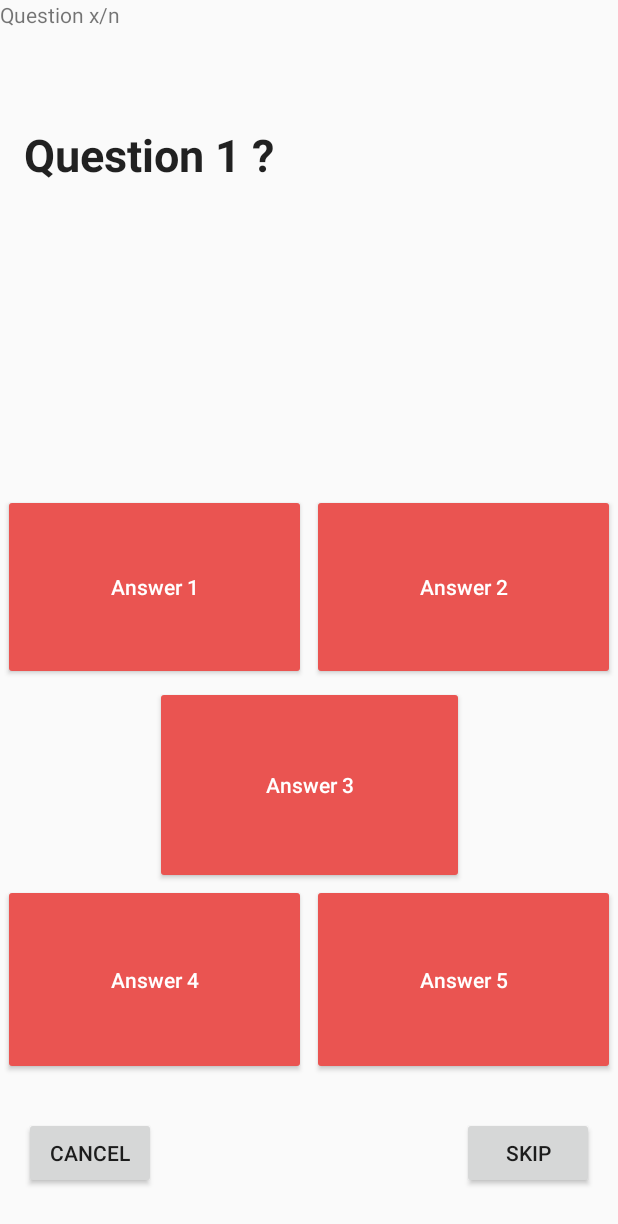
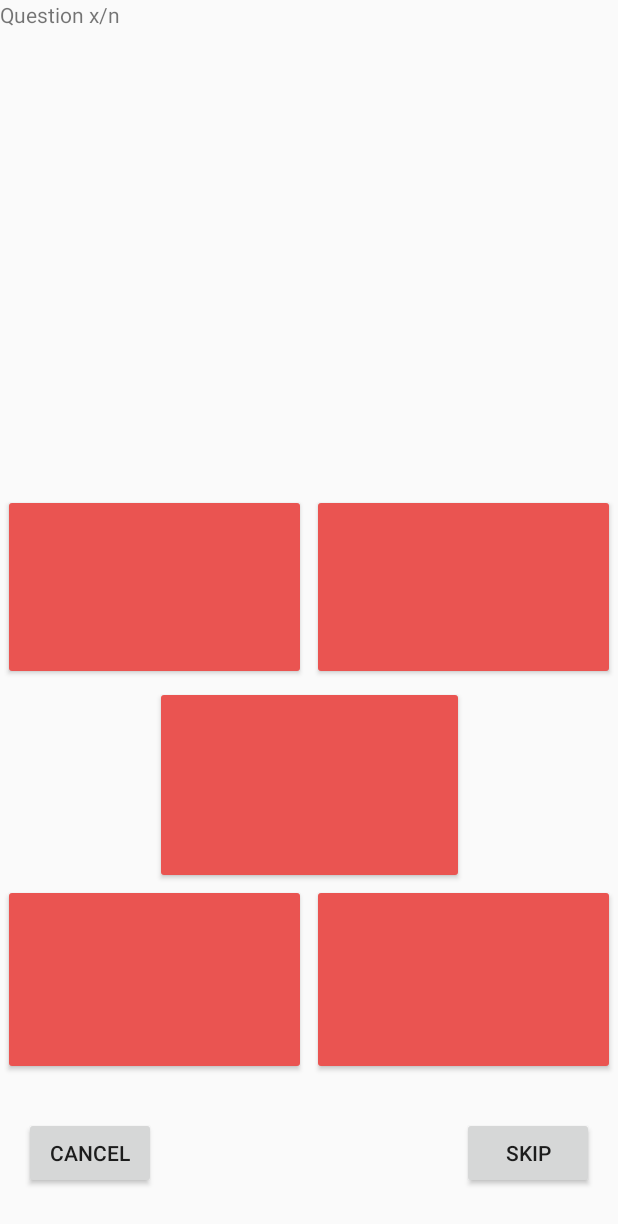
Before and after one commit to melvinschultz/FiveHockk, an Android app: the layout activity_question.xml on its own in the app's theme, with its tools: preview values and no code run, on a phone screen of 412 x 824 dp. Shown: the top 1224 px of the screen. Run offline under Robolectric (Android 15) with nearby library versions, the phone set to English and light mode, and no system bars.

Commit message:
clean default fields for page question

```diff
--- a/app/src/main/res/layout/activity_question.xml
+++ b/app/src/main/res/layout/activity_question.xml
@@ -16,7 +16,7 @@
         tools:layout_editor_absoluteY="16dp" />
 
     <TextView
-        android:text="Question 1 ?"
+        android:text=""
         android:layout_width="0dp"
         android:layout_height="0dp"
         android:id="@+id/textViewQuestion"
@@ -35,7 +35,7 @@
         android:layout_marginBottom="8dp" />
 
     <Button
-        android:text="@string/answer_1"
+        android:text=""
         android:layout_width="0dp"
         android:layout_height="0dp"
         android:id="@+id/buttonAnswerOne"
@@ -50,7 +50,7 @@
         android:layout_marginStart="2dp" />
 
     <Button
-        android:text="Answer 2"
+        android:text=""
         android:layout_width="0dp"
         android:layout_height="0dp"
         android:id="@+id/buttonAnswerTwo"
@@ -64,7 +64,7 @@
         app:layout_constraintBottom_toTopOf="@+id/guideline_horizontal4" />
 
     <Button
-        android:text="Answer 3"
+        android:text=""
         android:layout_width="0dp"
         android:layout_height="0dp"
         android:id="@+id/buttonAnswerThree"
@@ -77,7 +77,7 @@
         app:layout_constraintTop_toTopOf="@+id/guideline_horizontal5" />
 
     <Button
-        android:text="Answer 4"
+        android:text=""
         android:layout_width="0dp"
         android:layout_height="0dp"
         android:id="@+id/buttonAnswerFour"
@@ -91,7 +91,7 @@
         app:layout_constraintLeft_toLeftOf="parent" />
 
     <Button
-        android:text="Answer 5"
+        android:text=""
         android:layout_width="0dp"
         android:layout_height="0dp"
         android:id="@+id/buttonAnswerFive"
```
